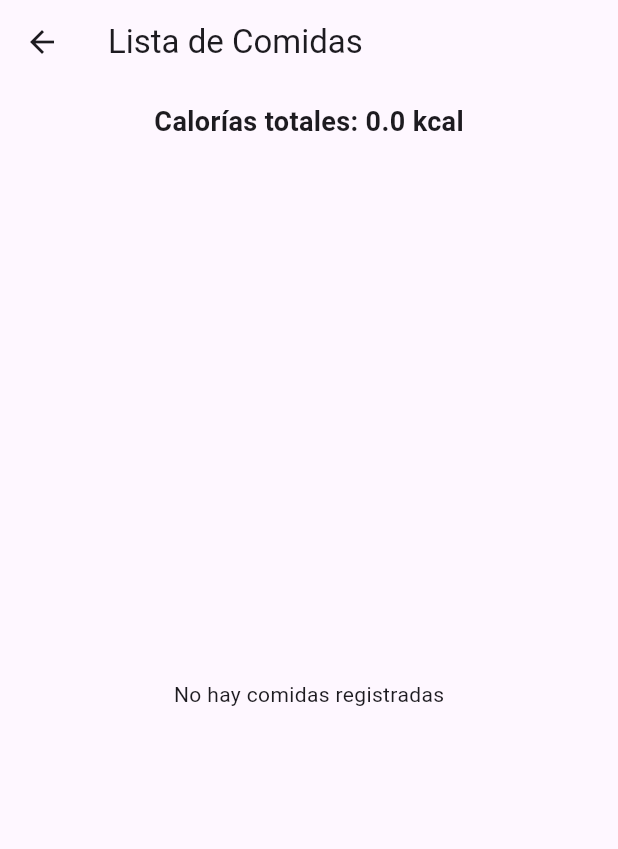
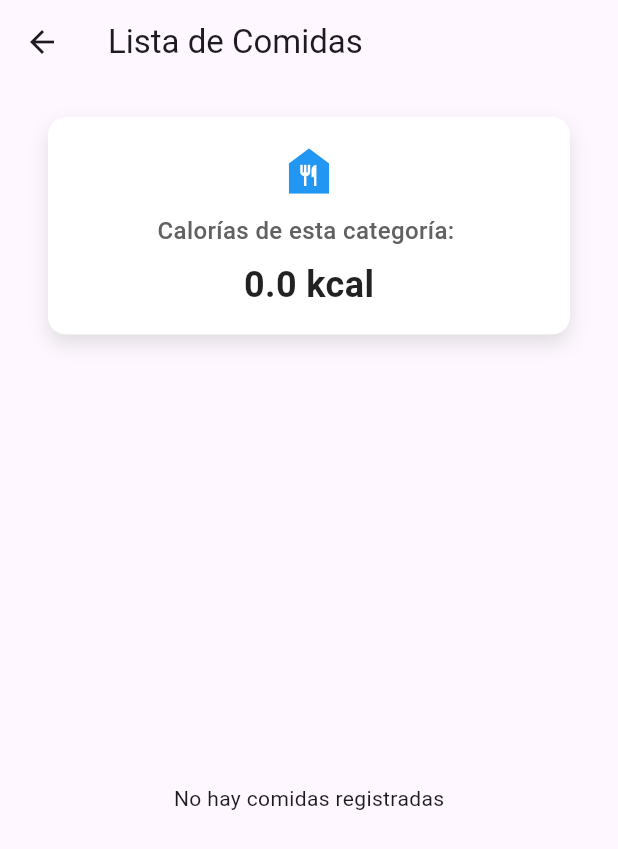
Before and after one commit to pilicorredor/Calorie_Count_Movile, a Flutter app: the CategoryDetailPage screen opened directly with empty values, on a phone screen of 412 x 824 dp. Shown: the top 849 px of the screen. Run offline on Flutter 3.47's test engine with Material 3 defaults, Android fonts, the phone set to English and light mode, and no system bars; our stand-ins replace easy_date_timeline, fl_chart, flutter_riverpod, flutter_speed_dial, fluttertoast, go_router and 5 more; missing offline and left inert: flutter_material_color_picker; accounts and stored records are empty.

Commit message:
add card item food

```diff
--- a/lib/pages/category_detail_page.dart
+++ b/lib/pages/category_detail_page.dart
@@ -1,5 +1,7 @@
 import 'package:calorie_counter/models/Food.dart';
 import 'package:calorie_counter/providers/db_foods.dart';
+import 'package:calorie_counter/widgets/home_page/calories_display_widget.dart';
+import 'package:calorie_counter/widgets/home_page/food_card_item.dart';
 import 'package:flutter/material.dart';
 import 'package:intl/intl.dart';
 
@@ -21,31 +23,15 @@ class CategoryDetailPage extends StatelessWidget {
   padding: const EdgeInsets.all(12.0),
   child: Column(
     children: [
-      FutureBuilder<double>(
-        future: getCaloriesForSelectedDateAndCategory(),
-        builder: (context, snapshot) {
-          if (snapshot.connectionState == ConnectionState.waiting) {
-            return const Text(
-              'Calculando calorías...',
-              style: TextStyle(fontSize: 18),
-            );
-          } else if (snapshot.hasError) {
-            return const Text(
-              'Error al obtener las calorías',
-              style: TextStyle(fontSize: 18, color: Colors.red),
-            );
-          } else {
-            final caloriesForDay = snapshot.data ?? 0.0;
-            return Text(
-              'Calorías totales: ${caloriesForDay.toStringAsFixed(1)} kcal',
-              style: const TextStyle(
-                fontSize: 18,
-                fontWeight: FontWeight.bold,
-              ),
-            );
-          }
-        },
-      ),
+      CaloriesDisplayWidget(
+                    futureCalories: getCaloriesForSelectedDateAndCategory(),
+                    icon: const Icon(
+                      Icons.food_bank_sharp,
+                      color: Colors.blue,
+                      size: 40,
+                    ),
+                    text: "Calorías de esta categoría: ",
+                  ),
       const SizedBox(height: 20), // Espacio entre los widgets
       Expanded(
         child: FutureBuilder<List<Food>>(
@@ -60,16 +46,11 @@ class CategoryDetailPage extends StatelessWidget {
               return const Center(child: Text('No hay comidas registradas'));
             } else {
               // ListView para mostrar las comidas
-              return ListView.builder(
+             return ListView.builder(
                 itemCount: snapshot.data!.length,
                 itemBuilder: (context, index) {
                   Food food = snapshot.data![index];
-                  return ListTile(
-                    title: Text(food.name),
-                    subtitle: Text(
-                      'Cantidad: ${food.quantity} ${food.unit}, Calorías: ${food.calories}, Fecha de Creación: ${food.createdAt}, Categoria: ${food.categoryName}',
-                    ),
-                  );
+                  return FoodCardItem(food: food);
                 },
               );
             }
```
Also changed, not shown: lib/widgets/home_page/food_card_item.dart (added, +81 -0 lines).
